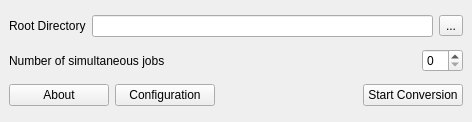
The window that MusicTranscoder.ui (FelixdelasPozas/transcodertomp3) describes before a commit, drawn with Qt 5.
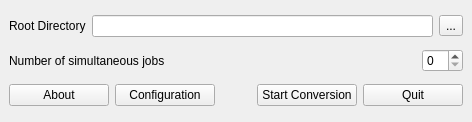
The same window after the commit. Icons and pictures are not drawn.

Commit message: Added quit button to main dialog. Updated libraries.

```diff
--- a/MusicTranscoder.ui
+++ b/MusicTranscoder.ui
@@ -140,6 +140,19 @@
         </property>
        </widget>
       </item>
+      <item>
+       <widget class="QPushButton" name="m_quitButton">
+        <property name="minimumSize">
+         <size>
+          <width>100</width>
+          <height>0</height>
+         </size>
+        </property>
+        <property name="text">
+         <string>Quit</string>
+        </property>
+       </widget>
+      </item>
      </layout>
     </item>
    </layout>
```
The commit also changes 7 other files.
